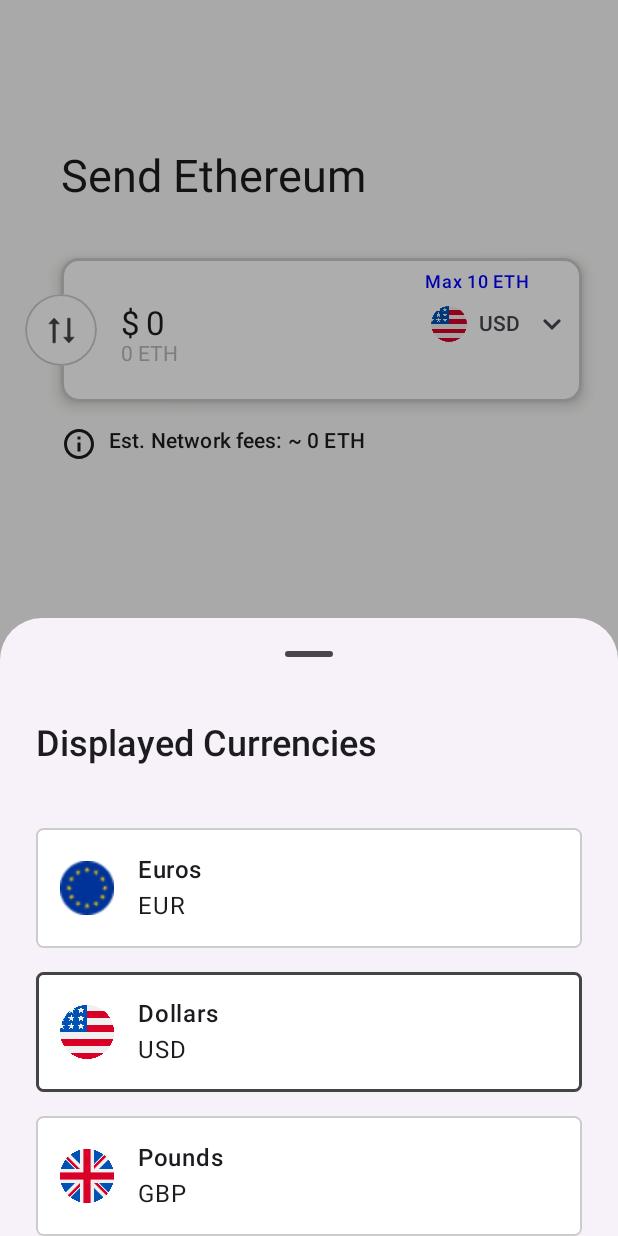
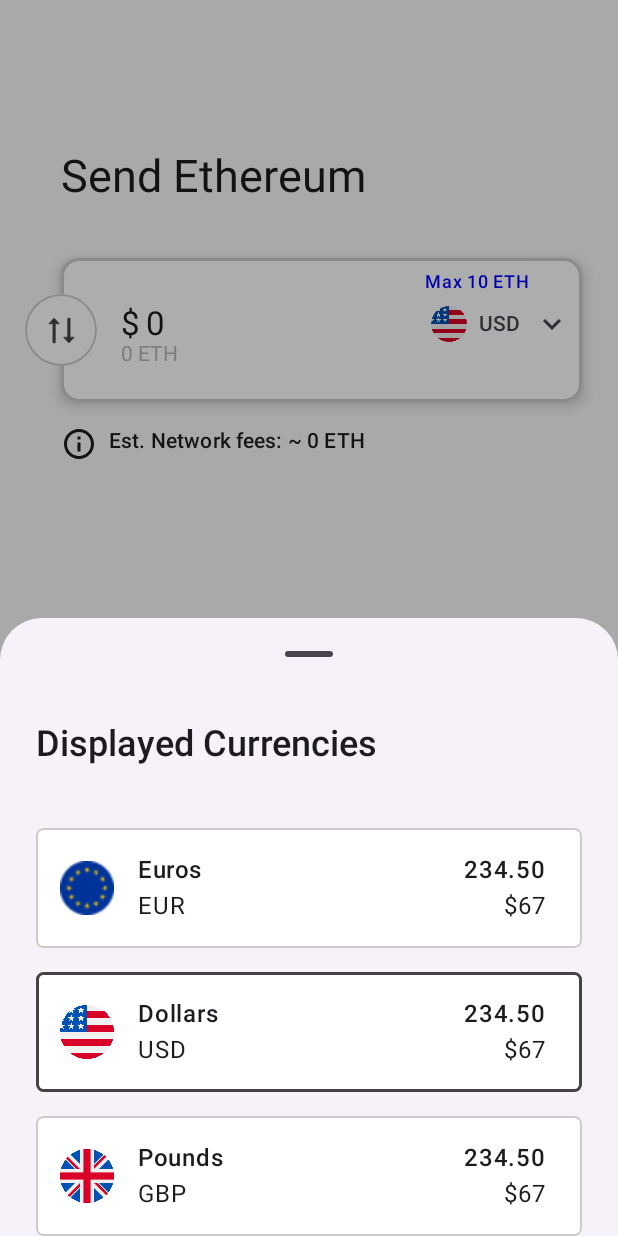
Before and after one commit to fatihsokmen/wallet, an Android app built with Jetpack Compose: the screen it shows after launch (MainActivity), after a tap on "USD", on a phone screen of 412 x 824 dp. Run offline under Robolectric (Android 15) with nearby library versions, the phone set to English and light mode, and no system bars; our stand-ins replace Dagger/Hilt's generated code, accompanist.

Commit message:
Use static amounts in bottom sheet

```diff
--- a/app/src/main/java/com/github/fatihsokmen/wallet/presentation/home/HomeScreen.kt
+++ b/app/src/main/java/com/github/fatihsokmen/wallet/presentation/home/HomeScreen.kt
@@ -361,7 +361,9 @@ private fun CurrencyTextField(
                 modifier = Modifier.fillMaxHeight()
             ) {
                 Text(
-                    modifier = Modifier.align(Alignment.TopStart),
+                    modifier = Modifier
+                        .align(Alignment.TopStart)
+                        .padding(end = 32.dp),
                     text = stringResource(R.string.home_wallet_balance_eth, walletBalance),
                     color = Color.Blue,
                     style = MaterialTheme.typography.labelMedium,
@@ -518,9 +520,21 @@ fun CurrencyItem(
                     .size(36.dp)
                     .align(Alignment.CenterVertically)
             )
-            Column(modifier = Modifier.padding(horizontal = 16.dp)) {
+            Column(
+                modifier = Modifier
+                    .padding(horizontal = 16.dp)
+                    .weight(1f)
+            ) {
                 Text(text = displayName, fontWeight = FontWeight.Medium)
                 Text(text = code, fontWeight = FontWeight.Normal)
+            }
+            Column(
+                modifier = Modifier
+                    .padding(horizontal = 8.dp),
+                horizontalAlignment = Alignment.End
+            ) {
+                Text(text = "234.50", fontWeight = FontWeight.Medium)
+                Text(text = "$67", fontWeight = FontWeight.Normal)
             }
         }
     }
```
